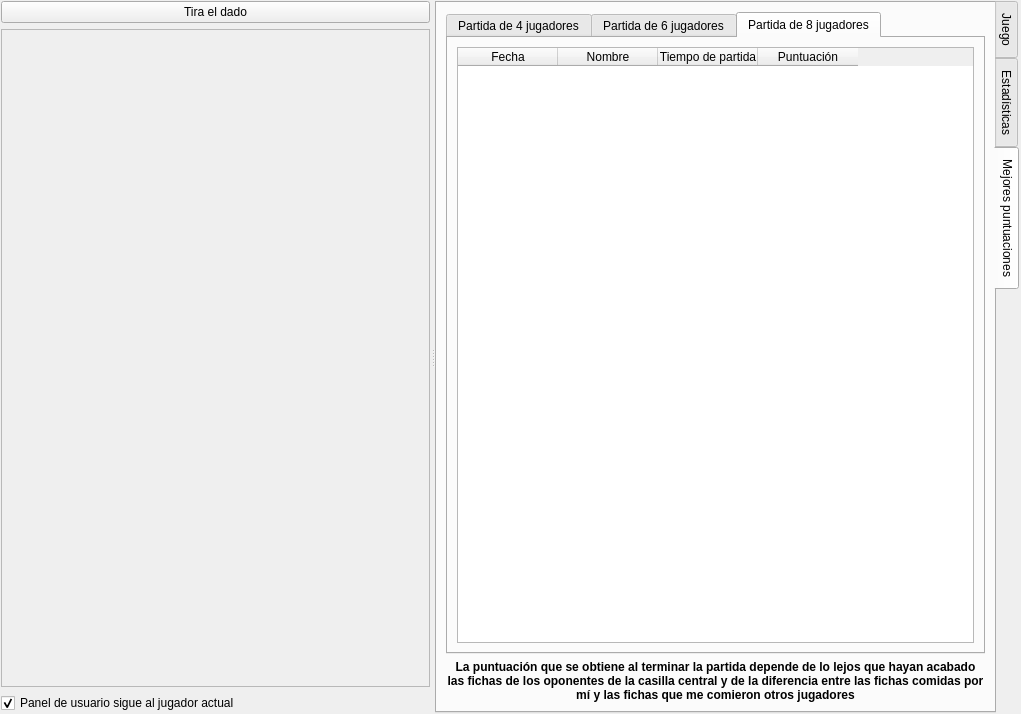
Old version of the form ui/wdgGame.ui in the repository turulomio/glparchis.
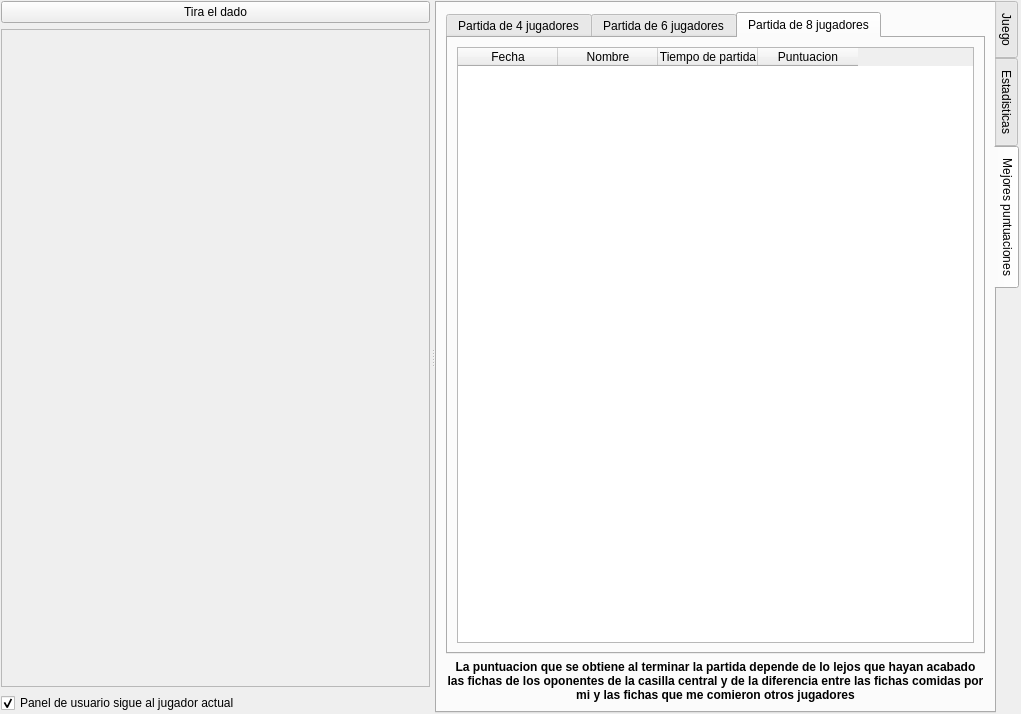
New version of the form. The open tabs and pages were chosen to show the change. Icons and pictures are not drawn. Custom widgets are drawn as their Qt base class.

What changed in the file:
```diff
--- a/ui/wdgGame.ui
+++ b/ui/wdgGame.ui
@@ -132,7 +132,7 @@
             <normaloff>:/glparchis/cube5.png</normaloff>:/glparchis/cube5.png</iconset>
           </attribute>
           <attribute name="title">
-           <string>Estadísticas</string>
+           <string>Estadisticas</string>
           </attribute>
           <layout class="QHBoxLayout" name="horizontalLayout_2">
            <item>
@@ -412,7 +412,7 @@
                    </column>
                    <column>
                     <property name="text">
-                     <string>Puntuación</string>
+                     <string>Puntuacion</string>
                     </property>
                    </column>
                   </widget>
@@ -430,7 +430,7 @@
                 </font>
                </property>
                <property name="text">
-                <string>&lt;html&gt;&lt;head/&gt;&lt;body&gt;&lt;p&gt;La puntuación que se obtiene al terminar la partida depende de lo lejos que hayan acabado las fichas de los oponentes de la casilla central y de la diferencia entre las fichas comidas por mí y las fichas que me comieron otros jugadores&lt;/p&gt;&lt;/body&gt;&lt;/html&gt;</string>
+                <string>&lt;html&gt;&lt;head/&gt;&lt;body&gt;&lt;p&gt;La puntuacion que se obtiene al terminar la partida depende de lo lejos que hayan acabado las fichas de los oponentes de la casilla central y de la diferencia entre las fichas comidas por mi y las fichas que me comieron otros jugadores&lt;/p&gt;&lt;/body&gt;&lt;/html&gt;</string>
                </property>
                <property name="alignment">
                 <set>Qt::AlignCenter</set>
```
Left out of the diff: 16 changed lines with no effect on the pictures.
